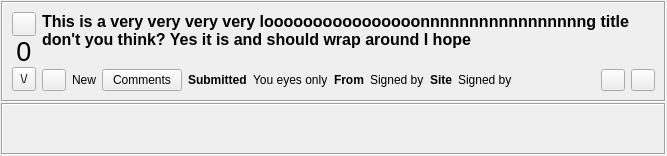
Above: retroshare-gui/src/gui/Posted/PostedItem.ui from RetroShare/RetroShare before the change. Below: the same form after it.
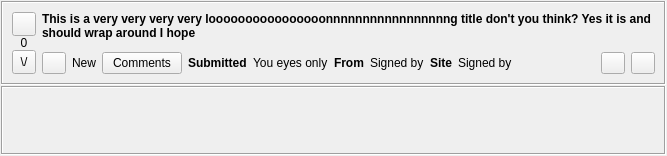
That is the form after the change. Icons and pictures are not drawn. Custom widgets are drawn as their Qt base class.

Commit message: Moved font size definitions from ui files to default qss. Added new base class StyledLabel to emulate the missing font-size by factor in qss.

What changed in the file:
```diff
--- a/retroshare-gui/src/gui/Posted/PostedItem.ui
+++ b/retroshare-gui/src/gui/Posted/PostedItem.ui
@@ -10,11 +10,6 @@
     <height>156</height>
    </rect>
   </property>
-  <property name="font">
-   <font>
-    <pointsize>9</pointsize>
-   </font>
-  </property>
   <property name="windowTitle">
    <string notr="true"/>
   </property>
@@ -73,7 +68,6 @@
         </property>
         <property name="font">
          <font>
-          <pointsize>9</pointsize>
           <weight>75</weight>
           <bold>true</bold>
          </font>
@@ -91,11 +85,6 @@
           <verstretch>0</verstretch>
          </sizepolicy>
         </property>
-        <property name="font">
-         <font>
-          <pointsize>9</pointsize>
-         </font>
-        </property>
         <property name="text">
          <string notr="true">You eyes only</string>
         </property>
@@ -130,12 +119,7 @@
          </widget>
         </item>
         <item>
-         <widget class="QLabel" name="scoreLabel">
-          <property name="font">
-           <font>
-            <pointsize>20</pointsize>
-           </font>
-          </property>
+         <widget class="StyledLabel" name="scoreLabel">
           <property name="text">
            <string>0</string>
           </property>
@@ -176,7 +160,6 @@
         </property>
         <property name="font">
          <font>
-          <pointsize>9</pointsize>
           <weight>75</weight>
           <bold>true</bold>
          </font>
@@ -208,11 +191,6 @@
           <verstretch>0</verstretch>
          </sizepolicy>
         </property>
-        <property name="font">
-         <font>
-          <pointsize>9</pointsize>
-         </font>
-        </property>
         <property name="text">
          <string notr="true">Signed by</string>
         </property>
@@ -229,11 +207,6 @@
           <verstretch>0</verstretch>
          </sizepolicy>
         </property>
-        <property name="font">
-         <font>
-          <pointsize>9</pointsize>
-         </font>
-        </property>
         <property name="text">
          <string notr="true">Signed by</string>
         </property>
@@ -281,7 +254,6 @@
         </property>
         <property name="font">
          <font>
-          <pointsize>9</pointsize>
           <weight>75</weight>
           <bold>true</bold>
          </font>
@@ -334,7 +306,6 @@
         </property>
         <property name="font">
          <font>
-          <pointsize>12</pointsize>
           <weight>75</weight>
           <bold>true</bold>
          </font>
@@ -387,6 +358,11 @@
   </layout>
  </widget>
  <customwidgets>
+  <customwidget>
+   <class>StyledLabel</class>
+   <extends>QLabel</extends>
+   <header>gui/common/StyledLabel.h</header>
+  </customwidget>
   <customwidget>
    <class>GxsIdLabel</class>
    <extends>QLabel</extends>
```
Left out of the diff: 2 changed lines with no effect on the pictures. The commit also changes 41 other files.
